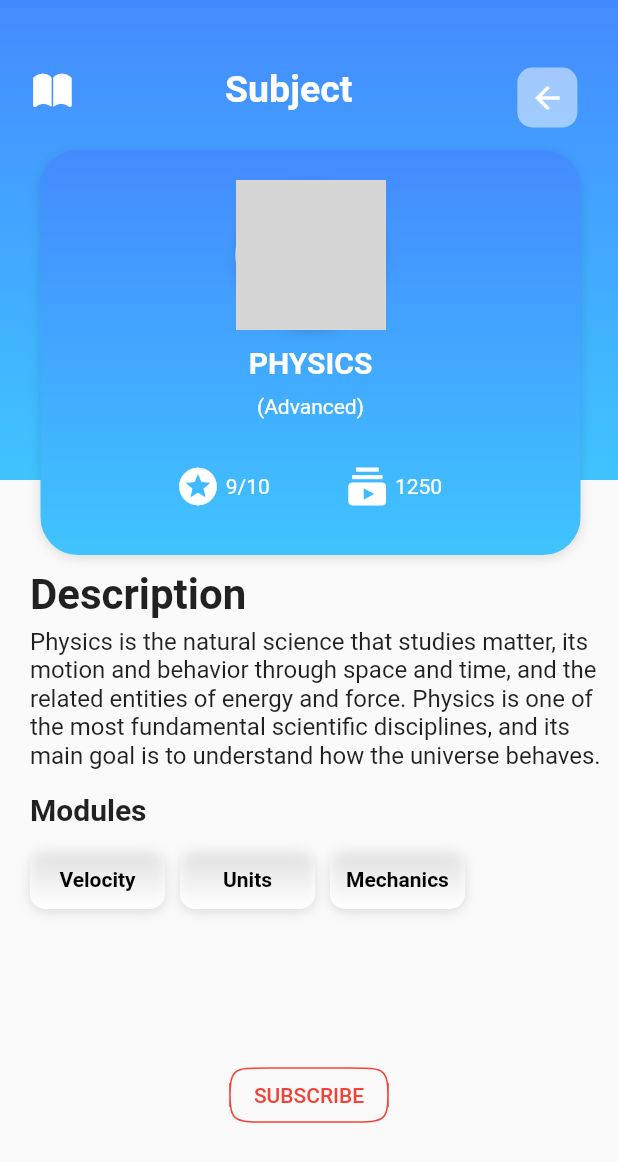
After one commit to jabinjaleel/MICROLECTURE, a Flutter app: the HomePageStateful screen opened directly, after a tap on "JEE PHYSICS", on a phone screen of 412 x 824 dp. The commit adds this screen. Shown: the top 1162 px of the screen. Run offline on Flutter 3.47's test engine with Material 2 defaults, Android fonts, the phone set to English and light mode, and no system bars; our stand-ins replace animated_text_kit, carousel_slider, intro_slider, percent_indicator, video_player; missing offline and left inert: search_widget; network calls fail; Roboto replaces fonts that are missing (OpenSans, TimesNewRoman); grey boxes are pictures that could not be loaded.

Commit message:
subject detail page

```diff
--- a/lib/pages/homePage.dart
+++ b/lib/pages/homePage.dart
@@ -3,6 +3,7 @@ import 'package:carousel_slider/carousel_slider.dart';
 import 'package:flutter/cupertino.dart';
 import 'package:flutter/material.dart';
 import 'package:mbls/pages/bottomNavigatipPage.dart';
+import 'package:mbls/pages/subjectDetails.dart';
 import 'package:search_widget/search_widget.dart';
 
 import '../main.dart';
@@ -289,7 +290,10 @@ class HomePageState extends State<HomePageStateful> {
         SizedBox(
           height: 20,
         ),
-
+GestureDetector(onTap: (){
+  Navigator.of(context).push(MaterialPageRoute(builder: (context)=>SubjectDetails()));
+},
+  child:
         Container(
          // padding: EdgeInsets.only(left: 20),
           height: 100,
@@ -310,7 +314,7 @@ class HomePageState extends State<HomePageStateful> {
             Expanded(child:   Icon(Icons.more,color: Colors.black54,))
             ],
           ),
-        ),
+        ),),
        SizedBox(height: 10,),
         Container(
           // padding: EdgeInsets.only(left: 20),
--- /dev/null
+++ b/lib/pages/subjectDetails.dart
@@ -0,0 +1,322 @@
+import 'package:flutter/cupertino.dart';
+import 'package:flutter/material.dart';
+
+class SubjectDetails extends StatelessWidget {
+  // This widget is the root of your application.
+  @override
+  Widget build(BuildContext context) {
+    return MaterialApp(
+      debugShowCheckedModeBanner: false,
+      title: 'Flutter Demo',
+      theme: ThemeData(
+        primarySwatch: Colors.blue,
+      ),
+      home: SubjectDetailsStateful(title: ''),
+    );
+  }
+}
+
+class SubjectDetailsStateful extends StatefulWidget {
+  SubjectDetailsStateful({Key key, this.title}) : super(key: key);
+
+  final String title;
+
+  @override
+  SubjectDetailsState createState() => SubjectDetailsState();
+}
+
+class SubjectDetailsState extends State<SubjectDetailsStateful> {
+  @override
+  Widget build(BuildContext context) {
+    return Scaffold(
+        body: Stack(children: [
+      Container(
+        child: Column(
+          mainAxisAlignment: MainAxisAlignment.start,
+          crossAxisAlignment: CrossAxisAlignment.start,
+          children: [
+            Container(
+              padding: EdgeInsets.only(top: 45, left: 20),
+              child: Row(
+                mainAxisAlignment: MainAxisAlignment.start,
+                crossAxisAlignment: CrossAxisAlignment.start,
+                children: [
+                  Icon(
+                    CupertinoIcons.book_solid,
+                    color: Colors.white,
+                    size: 30,
+                  ),
+                  SizedBox(
+                    width: 100,
+                  ),
+                  Text(
+                    "Subject",
+                    style: TextStyle(
+                        color: Colors.white,
+                        fontSize: 25,
+                        fontWeight: FontWeight.bold,
+                        fontFamily: "OpenSans"),
+                  ),
+                  SizedBox(
+                    width: 110,
+                  ),
+                  Container(
+                      decoration: BoxDecoration(
+                          borderRadius: BorderRadius.all(Radius.circular(10)),
+                          color: Colors.white.withOpacity(.5)),
+                      width: 40,
+                      height: 40,
+                      child: Icon(
+                        Icons.arrow_back,
+                        color: Colors.white,
+                      ))
+                ],
+              ),
+              height: 320,
+              width: double.infinity,
+              decoration: BoxDecoration(
+                gradient: LinearGradient(
+                    begin: Alignment.bottomCenter,
+                    end: Alignment.topCenter,
+                    colors: [
+                      Colors.lightBlueAccent,
+                      Colors.blueAccent,
+                    ]),
+              ),
+            ),
+            SizedBox(
+              height: 60,
+            ),
+            Container(
+                margin: EdgeInsets.only(left: 20),
+                child: Text(
+                  "Description",
+                  style: TextStyle(fontWeight: FontWeight.bold, fontSize: 28),
+                )),
+            SizedBox(height: 5,),
+            Container(
+                margin: EdgeInsets.only(left: 20),
+                child: Column(
+                    mainAxisAlignment: MainAxisAlignment.start,
+                    crossAxisAlignment: CrossAxisAlignment.start,
+                    children: [
+                      Text(
+                        "Physics is the natural science that studies matter, its motion and behavior through space and time, and the related entities of energy and force. Physics is one of the most fundamental scientific disciplines, and its main goal is to understand how the universe behaves.",
+                        style: TextStyle(
+                           // fontWeight: FontWeight.bold,
+                            fontFamily: "TimesNewRoman",
+                            fontSize: 16),
+                      ),
+                      SizedBox(
+                        height: 15,
+                      ),
+                      Text(
+                        "Modules",
+                        style: TextStyle(
+                            fontWeight: FontWeight.bold, fontSize: 20),
+                      ),
+                      SizedBox(
+                        height: 15,
+                      ),
+                      Row(
+                        children: [
+                          Container(
+                              width: 90,
+                              height: 40,
+                              decoration: BoxDecoration(
+                                  boxShadow: [
+                                    BoxShadow(
+                                      color: Colors.black12,
+                                      blurRadius: 6.0,
+                                      offset: Offset(0, 2),
+                                    ),
+                                  ],
+                                  gradient: LinearGradient(
+                                      begin: Alignment.bottomCenter,
+                                      end: Alignment.topCenter,
+                                      colors: [Colors.white, Colors.white10]),
+                                  borderRadius:
+                                      BorderRadius.all(Radius.circular(10))),
+                              child: Center(
+                                child: Text(
+                                  "Velocity",
+                                  style: TextStyle(
+                                      color: Colors.black,
+                                      fontWeight: FontWeight.bold),
+                                ),
+                              )),
+                          SizedBox(
+                            width: 10,
+                          ),
+                          Container(
+                              width: 90,
+                              height: 40,
+                              decoration: BoxDecoration(
+                                  boxShadow: [
+                                    BoxShadow(
+                                      color: Colors.black12,
+                                      blurRadius: 6.0,
+                                      offset: Offset(0, 2),
+                                    ),
+                                  ],
+                                  gradient: LinearGradient(
+                                      begin: Alignment.bottomCenter,
+                                      end: Alignment.topCenter,
+                                      colors: [Colors.white, Colors.white10]),
+                                  borderRadius:
+                                      BorderRadius.all(Radius.circular(10))),
+                              child: Center(
+                                child: Text(
+                                  "Units",
+                                  style: TextStyle(
+                                      color: Colors.black,
+                                      fontWeight: FontWeight.bold),
+                                ),
+                              )),
+                          SizedBox(
+                            width: 10,
+                          ),
+                          Container(
+                              width: 90,
+                              height: 40,
+                              decoration: BoxDecoration(
+                                  boxShadow: [
+                                    BoxShadow(
+                                      color: Colors.black12,
+                                      blurRadius: 6.0,
+                                      offset: Offset(0, 2),
+                                    ),
+                                  ],
+                                  gradient: LinearGradient(
+                                      begin: Alignment.bottomCenter,
+                                      end: Alignment.topCenter,
+                                      colors: [Colors.white, Colors.white10]),
+                                  borderRadius:
+                                      BorderRadius.all(Radius.circular(10))),
+                              child: Center(
+                                child: Text(
+                                  "Mechanics",
+                                  style: TextStyle(
+                                      color: Colors.black,
+                                      fontWeight: FontWeight.bold),
+                                ),
+                              ))
+                        ],
+                      )
+                    ])),
+            SizedBox(
+              height: 100,
+            ),
+            Center(
+                child: OutlineButton(
+              child: Text("SUBSCRIBE",style: TextStyle(color: Colors.red),),
+              onPressed: () {},
+              borderSide: BorderSide(
+                color: Colors.red,
+              ),
+              shape: ContinuousRectangleBorder(
+                borderRadius: BorderRadius.circular(26.0),
+              ),
+            ))
+          ],
+        ),
+      ),
+      Positioned(
+          left: 27,
+          top: 100,
+          child: Container(
+            child: Column(
+              // crossAxisAlignment: CrossAxisAlignment.center,
+              //mainAxisAlignment: MainAxisAlignment.center,
+              children: [
+                Container(
+                  margin: EdgeInsets.only(top: 20),
+                  width: 100,
+                  height: 100,
+                  decoration: BoxDecoration(
+                      boxShadow: [
+                        BoxShadow(
+                          color: Colors.black12,
+                          blurRadius: 6.0,
+                          offset: Offset(0, 2),
+                        ),
+                      ],
+                      image: DecorationImage(
+                          image: NetworkImage(
+                              "https://e7.pngegg.com/pngimages/974/504/png-clipart-natural-science-physics-laboratory-science-text-orange.png")),
+                      shape: BoxShape.circle,
+                      color: Colors.white),
+                ),
+                SizedBox(
+                  height: 10,
+                ),
+                Text(
+                  "PHYSICS",
+                  style: TextStyle(
+                    color: Colors.white,
+                    fontSize: 20,
+                    fontWeight: FontWeight.bold,
+                  ),
+                ),
+                SizedBox(
+                  height: 10,
+                ),
+                Text(
+                  "(Advanced)",
+                  style: TextStyle(color: Colors.white),
+                ),
+                SizedBox(
+                  height: 30,
+                ),
+                Container(
+                    margin: EdgeInsets.only(left: 90),
+                    child: Row(
+                      children: [
+                        Icon(
+                          Icons.stars_sharp,
+                          color: Colors.white,
+                          size: 30,
+                        ),
+                        Text(
+                          " 9/10",
+                          style: TextStyle(color: Colors.white),
+                        ),
+                        SizedBox(
+                          width: 50,
+                        ),
+                        Icon(
+                          Icons.subscriptions,
+                          color: Colors.white,
+                          size: 30,
+                        ),
+                        Text(
+                          " 1250",
+                          style: TextStyle(color: Colors.white),
+                        )
+                      ],
+                    ))
+              ],
+            ),
+            decoration: BoxDecoration(
+                gradient: LinearGradient(
+                    begin: Alignment.bottomCenter,
+                    end: Alignment.topCenter,
+                    colors: [
+                      Colors.lightBlueAccent,
+                      Colors.blueAccent,
+                    ]),
+                boxShadow: [
+                  BoxShadow(
+                    color: Colors.black12,
+                    blurRadius: 6.0,
+                    offset: Offset(0, 2),
+                  ),
+                ],
+                color: Colors.lightBlueAccent[400],
+                borderRadius: BorderRadius.all(Radius.circular(25))),
+            height: 270,
+            width: 360,
+          ))
+    ]));
+  }
+}
```
